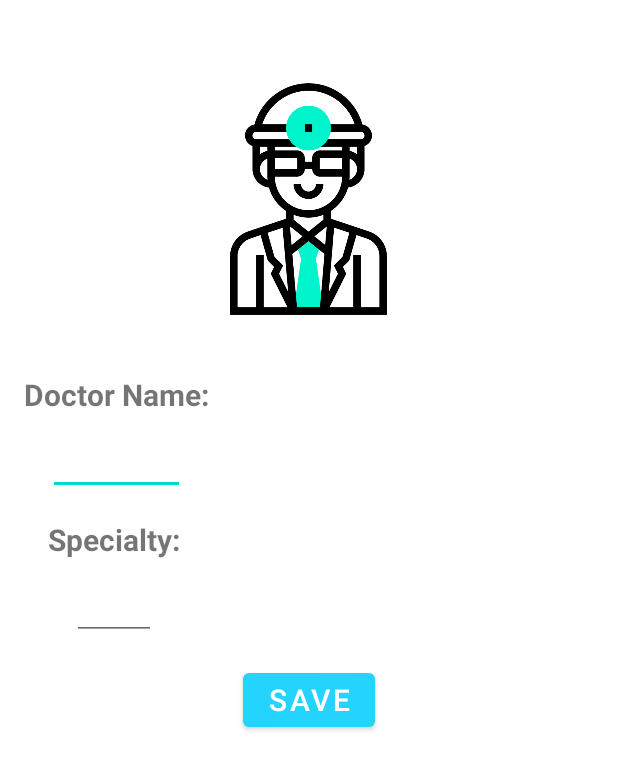
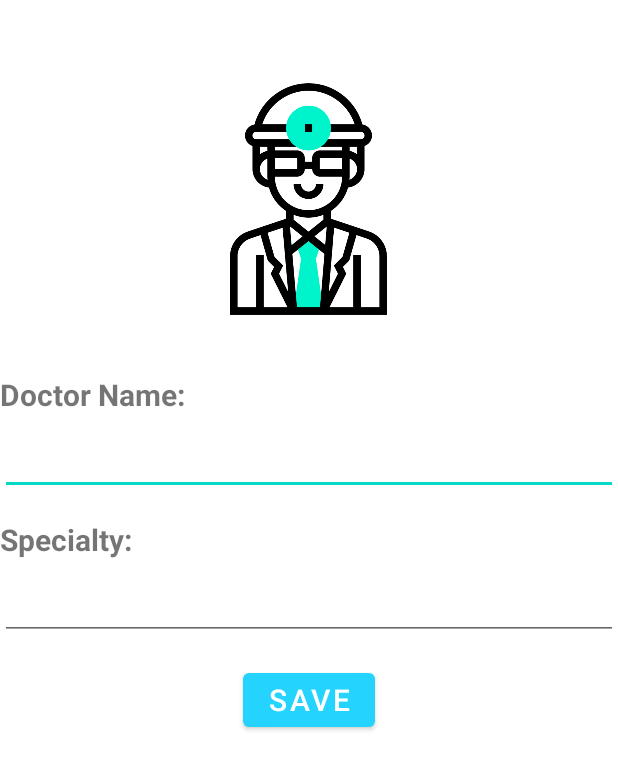
Before and after one commit to EzatQZ/MedTech-App, an Android app: the DoctorSettings screen opened directly, with no data from a screen before it, on a phone screen of 412 x 824 dp. Shown: the top 770 px of the screen. Run offline under Robolectric (Android 15) with nearby library versions, the phone set to English and light mode, and no system bars; our stand-ins replace Firebase (no records; nobody signed in at launch, a user with empty details on screens opened directly).

Commit message:
My_prescriptions done

```diff
--- a/app/src/main/java/com/example/myapplication/Users/PrescriptionDetails.java
+++ b/app/src/main/java/com/example/myapplication/Users/PrescriptionDetails.java
@@ -37,7 +37,7 @@ public class PrescriptionDetails extends AppCompatActivity {
             // Set the medicine list and total price in the ListView and TextView
             medicineAdapter = new ArrayAdapter<>(this, android.R.layout.simple_list_item_1, medicineList);
             medicineListView.setAdapter(medicineAdapter);
-            totalPriceTextView.setText(String.format(Locale.getDefault(), "%.2f", totalPrice));
+            totalPriceTextView.setText("Your total is: $" + String.format(Locale.getDefault(), "%.2f", totalPrice));
         }
     }
 }
--- a/app/src/main/res/layout/activity_doctor_settings.xml
+++ b/app/src/main/res/layout/activity_doctor_settings.xml
@@ -20,8 +20,7 @@
         android:textSize="20sp"
         android:textStyle="bold"
         android:layout_below="@+id/doc"
-        android:layout_marginTop="16dp"
-        android:layout_marginStart="16dp" />
+        android:layout_marginTop="16dp" />
 
     <EditText
         android:id="@+id/doctor_name_edit_text"
@@ -29,12 +28,7 @@
         android:layout_height="wrap_content"
         android:layout_below="@+id/doctor_name_label"
         android:layout_marginTop="8dp"
-        android:layout_marginStart="16dp"
-        android:layout_marginEnd="16dp"
-        android:inputType="textPersonName"
-        android:textSize="18sp"
-        android:layout_alignStart="@+id/doctor_name_label"
-        android:layout_alignEnd="@+id/doctor_name_label" />
+        android:inputType="textPersonName" />
 
     <TextView
         android:id="@+id/specialty_label"
@@ -45,7 +39,6 @@
         android:textStyle="bold"
         android:layout_below="@+id/doctor_name_edit_text"
         android:layout_marginTop="16dp"
-        android:layout_marginStart="16dp"
         android:layout_alignStart="@+id/doctor_name_label" />
 
     <EditText
@@ -54,12 +47,7 @@
         android:layout_height="wrap_content"
         android:layout_below="@+id/specialty_label"
         android:layout_marginTop="8dp"
-        android:layout_marginStart="16dp"
-        android:layout_marginEnd="16dp"
-        android:inputType="text"
-        android:textSize="18sp"
-        android:layout_alignStart="@+id/specialty_label"
-        android:layout_alignEnd="@+id/specialty_label" />
+        android:inputType="text" />
 
     <Button
         android:id="@+id/save_button"
--- a/app/src/main/res/layout/activity_prescription_details.xml
+++ b/app/src/main/res/layout/activity_prescription_details.xml
@@ -9,6 +9,7 @@
         android:layout_width="match_parent"
         android:layout_height="wrap_content"
         android:text="Total Price: "
+        android:textSize="18sp"
         android:textStyle="bold"
         android:padding="16dp" />
 
```
